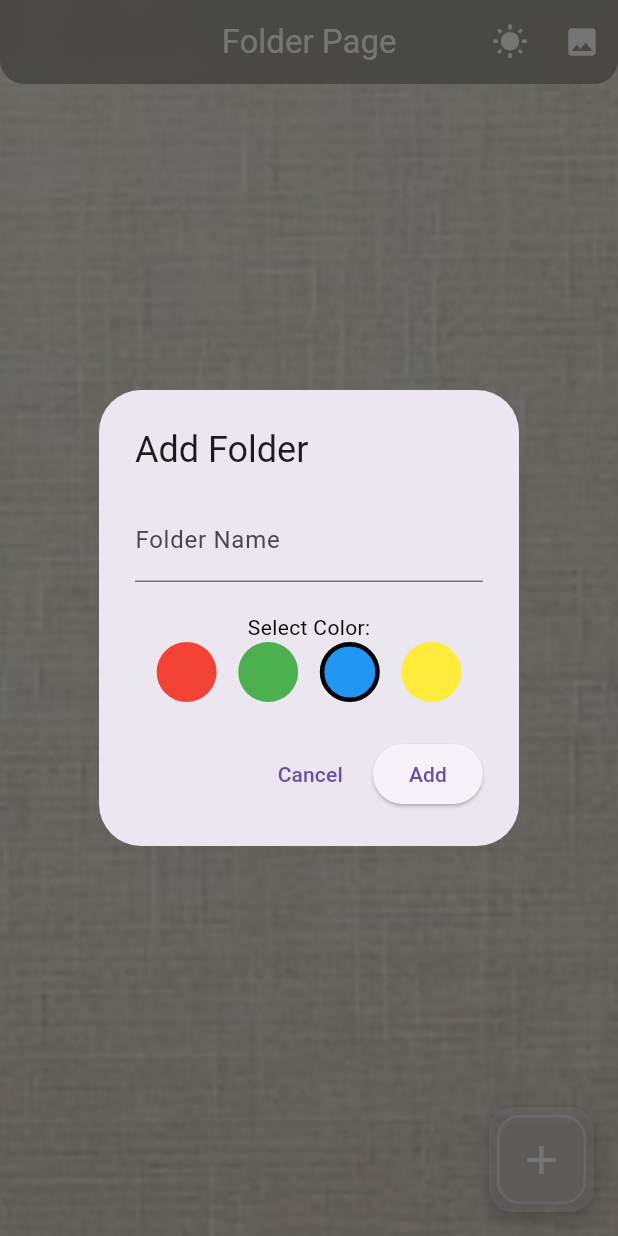
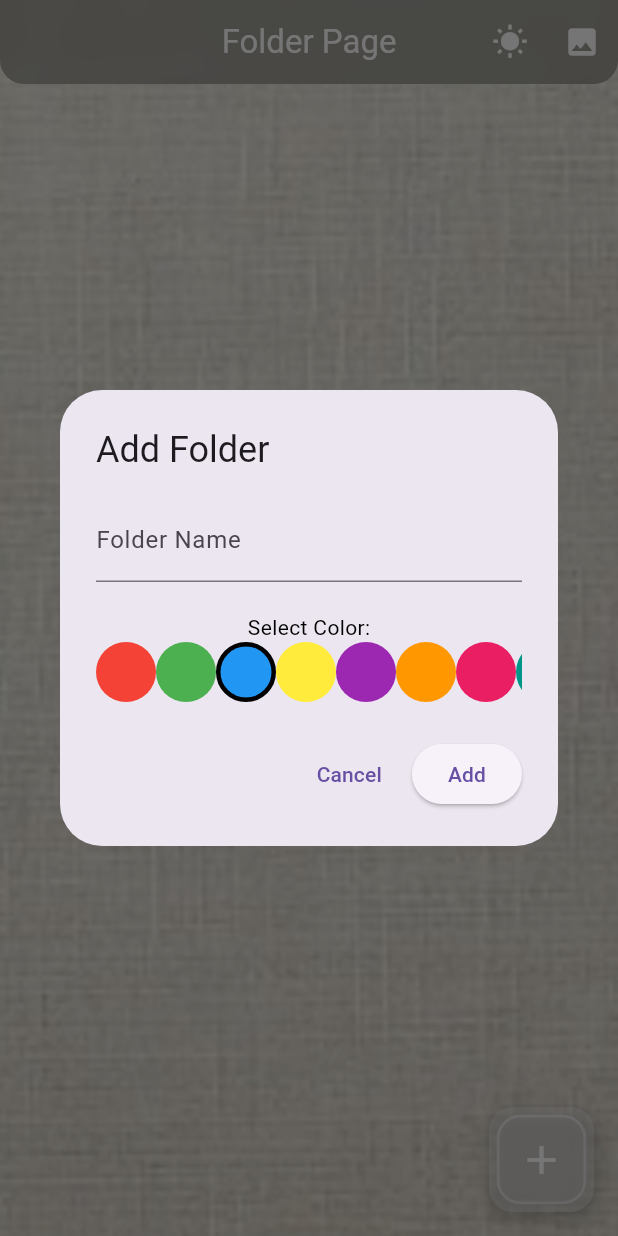
Before and after one commit to johnhcolani/Great-Note, a Flutter app: the screen it shows after launch, after a tap on the "add" icon, on a phone screen of 412 x 824 dp. Run offline on Flutter 3.47's test engine with Material 3 defaults, Android fonts, the phone set to English and light mode, and no system bars; our stand-ins replace bloc, equatable, flutter_bloc, image_picker, sqflite; missing offline and left inert: flutter_quill; accounts and stored records are empty.

Commit message:
Added responsive feature

```diff
--- a/lib/features/folders/presentation/screens/folder_page.dart
+++ b/lib/features/folders/presentation/screens/folder_page.dart
@@ -22,7 +22,7 @@ class FolderPage extends StatelessWidget {
 
   @override
   Widget build(BuildContext context) {
-    final screenwidth = MediaQuery.of(context).size.width;
+    final screenWidth = MediaQuery.of(context).size.width;
     final isDarkMode = Theme.of(context).brightness == Brightness.dark;
     final backgroundColor = Theme.of(context).scaffoldBackgroundColor;
     return Scaffold(
@@ -30,7 +30,7 @@ class FolderPage extends StatelessWidget {
       appBar: GlossyAppBar(
         title:
           'Folder Page',
-
+//'Folder Page $screenWidth',
 
         actions: [
           BlocBuilder<ThemeBloc, ThemeState>(
@@ -70,7 +70,7 @@ context.read<BackgroundBloc>().add(ChangeBackgroundEvent());
             ),
             BlocBuilder<FolderBloc, FolderState>(
               builder: (context, state) {
-                print('Screen width is : $screenwidth');
+                print('Screen width is : $screenWidth');
                 if (state is FolderLoading) {
                   return const Center(
                       child: SizedBox(
@@ -83,8 +83,8 @@ context.read<BackgroundBloc>().add(ChangeBackgroundEvent());
                   return Padding(
                     padding: const EdgeInsets.all(8.0),
                     child: GridView.builder(
-                      gridDelegate:  const SliverGridDelegateWithFixedCrossAxisCount(
-                          crossAxisCount: 2,
+                      gridDelegate:  SliverGridDelegateWithFixedCrossAxisCount(
+                          crossAxisCount:getCrossAxisCount(screenWidth),
                           mainAxisSpacing: 16,
                           crossAxisSpacing: 16),
                       itemCount: state.folders.length,
@@ -166,12 +166,14 @@ context.read<BackgroundBloc>().add(ChangeBackgroundEvent());
             child: Row(
               mainAxisAlignment: MainAxisAlignment.spaceBetween,
               children: [
-                Text(
+                Expanded(
+                  child: Text(
                     folder['name'],
                     style: const TextStyle(
                       fontSize: 18,
                       color: Colors.white,
                       fontWeight: FontWeight.bold,
+                    ),
                   ),
                 ),
                 IconButton(
@@ -244,6 +246,17 @@ context.read<BackgroundBloc>().add(ChangeBackgroundEvent());
         ],
       ),
     );
+  }
+  int getCrossAxisCount(double screenWidth) {
+    if (screenWidth >= 1200) {
+      return 4; // For very large screens (e.g., large tablets or desktop)
+    } else if (screenWidth >= 700) {
+      return 3; // For tablets and larger phones in landscape
+    } else if (screenWidth >= 300) {
+      return 2; // For regular phones in portrait or smaller tablets
+    } else {
+      return 1; // For small devices
+    }
   }
 
   // Method to confirm and delete the folder if empty
@@ -336,7 +349,10 @@ void _showAddFolderDialog(BuildContext context) {
                 ),
                 const SizedBox(height: 20),
                 const Text('Select Color:'),
-                Row(
+                // Scrollable color options
+                SingleChildScrollView(
+                  scrollDirection: Axis.horizontal,
+                  child: Row(
                     mainAxisAlignment: MainAxisAlignment.spaceEvenly,
                     children: [
                       _colorOption(Colors.red, selectedColor, () {
@@ -359,7 +375,43 @@ void _showAddFolderDialog(BuildContext context) {
                           selectedColor = Colors.yellow;
                         });
                       }),
+                      _colorOption(Colors.purple, selectedColor, () {
+                        setState(() {
+                          selectedColor = Colors.purple;
+                        });
+                      }),
+                      _colorOption(Colors.orange, selectedColor, () {
+                        setState(() {
+                          selectedColor = Colors.orange;
+                        });
+                      }),
+                      _colorOption(Colors.pink, selectedColor, () {
+                        setState(() {
+                          selectedColor = Colors.pink;
+                        });
+                      }),
+                      _colorOption(Colors.teal, selectedColor, () {
+                        setState(() {
+                          selectedColor = Colors.teal;
+                        });
+                      }),
+                      _colorOption(Colors.brown, selectedColor, () {
+                        setState(() {
+                          selectedColor = Colors.brown;
+                        });
+                      }),
+                      _colorOption(Colors.cyan, selectedColor, () {
+                        setState(() {
+                          selectedColor = Colors.cyan;
+                        });
+                      }),
+                      _colorOption(Colors.indigo, selectedColor, () {
+                        setState(() {
+                          selectedColor = Colors.indigo;
+                        });
+                      }),
                     ],
+                  ),
                 ),
               ],
             ),
@@ -396,6 +448,7 @@ void _showAddFolderDialog(BuildContext context) {
   );
 }
 
+
 // Widget to display color options
 Widget _colorOption(Color color, Color selectedColor, VoidCallback onTap) {
   return GestureDetector(
```
Lines whose indentation alone changed are shown as unchanged.
